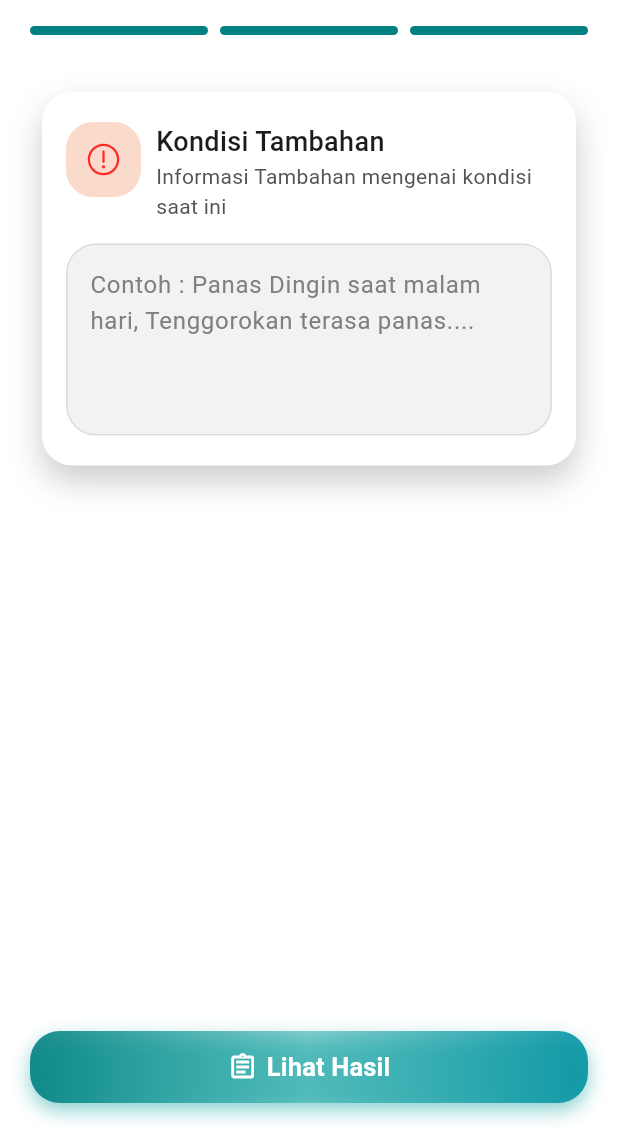
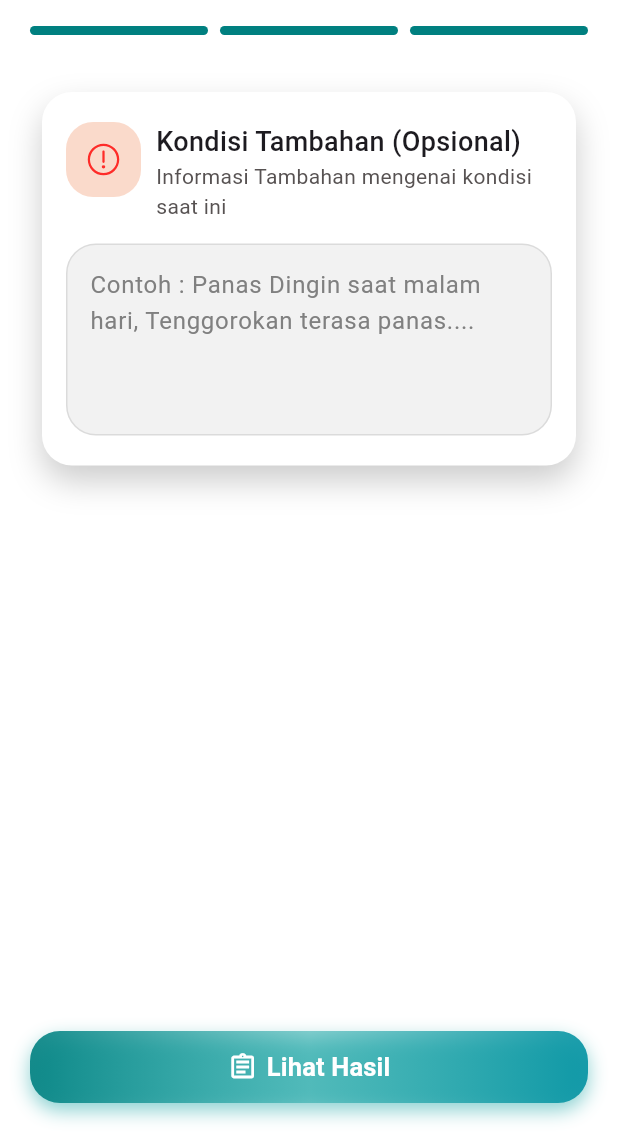
Before and after one commit to mii-harits/Solutis_Project, a Flutter app: the ThirdAnalystScreen screen opened directly with empty values, on a phone screen of 412 x 824 dp, the part 103-1236 px from its top. Run offline on Flutter 3.47's test engine with Material 3 defaults, Android fonts, the light colour scheme and no system bars; our stand-ins replace cloud_firestore, firebase_auth, firebase_core, firebase_storage, flutter_svg, google_sign_in and 4 more; accounts and stored records are empty; network calls fail; project files that could hold a hidden picture were left out.

Commit message:
feat: implement add and update functionality for disease results, enhance validation and loading indicators in analyst screens

```diff
--- a/lib/service/disease_service.dart
+++ b/lib/service/disease_service.dart
@@ -15,14 +15,16 @@ class DiseaseService {
   }
 
   // SAVE RESULT
-  static Future<void> saveResult({
+  static Future<String> saveResult({
     required String userId,
     required DiseaseResultModel result,
   }) async {
-    await _firestore.collection('history').add({
+    final doc = await _firestore.collection('history').add({
       'userId': userId,
       ...result.toMap(),
     });
+
+    return doc.id; // 🔥 return ID
   }
 
   // GET HISTORY
@@ -37,6 +39,13 @@ class DiseaseService {
     }).toList();
   }
 
+  static Future<void> updateResult({
+    required String id,
+    required DiseaseResultModel result,
+  }) async {
+    await _firestore.collection('history').doc(id).update({...result.toMap()});
+  }
+
   // DELETE
   static Future<void> deleteResult(String id) async {
     await _firestore.collection('history').doc(id).delete();
--- a/lib/view/disease_analyst/third_analyst_screen.dart
+++ b/lib/view/disease_analyst/third_analyst_screen.dart
@@ -20,6 +20,7 @@ class ThirdAnalystScreen extends StatefulWidget {
 
 class _ThirdAnalystScreenState extends State<ThirdAnalystScreen> {
   final TextEditingController additionalController = TextEditingController();
+  bool isLoading = false;
 
   @override
   void initState() {
@@ -154,7 +155,7 @@ class _ThirdAnalystScreenState extends State<ThirdAnalystScreen> {
                                   crossAxisAlignment: CrossAxisAlignment.start,
                                   children: [
                                     Text(
-                                      "Kondisi Tambahan",
+                                      "Kondisi Tambahan (Opsional)",
                                       style: TextStyle(
                                         fontSize: 18,
                                         fontWeight: FontWeight.w500,
@@ -219,6 +220,11 @@ class _ThirdAnalystScreenState extends State<ThirdAnalystScreen> {
           decoration: secondBoxDecorationConstant(),
           child: ElevatedButton(
             onPressed: () async {
+              setState(() => isLoading = true);
+
+              await Future.delayed(
+                Duration(milliseconds: 1200),
+              ); // efek loading
               // 🔥 ambil data dari Firebase
               final diseases = await DiseaseService.getDiseases();
 
@@ -273,7 +279,9 @@ class _ThirdAnalystScreenState extends State<ThirdAnalystScreen> {
                 severity = "Ringan";
               }
 
+              print("THIRD SCREEN (BEFORE) ID: ${widget.tempResult.id}");
               final result = widget.tempResult.copyWith(
+                additionalInfo: additionalController.text,
                 diseaseName: diseaseName,
                 mainSymptoms: symptoms,
                 otherSymptoms: bestMatch == null
@@ -286,9 +294,12 @@ class _ThirdAnalystScreenState extends State<ThirdAnalystScreen> {
                 confidence: confidence,
               );
 
+              print("THIRD SCREEN (AFTER) ID: ${result.id}");
+
               final controller = DiseaseController();
               await controller.addResult(result); // 🔥 SAVE DI SINI
 
+              setState(() => isLoading = false);
               context.push(ResultAnalystScreen(result: result));
             },
             style: ElevatedButton.styleFrom(
@@ -297,7 +308,16 @@ class _ThirdAnalystScreenState extends State<ThirdAnalystScreen> {
               elevation: 0,
               padding: EdgeInsets.zero,
             ),
-            child: Row(
+            child: isLoading
+                ? SizedBox(
+                    height: 20,
+                    width: 20,
+                    child: CircularProgressIndicator(
+                      strokeWidth: 2,
+                      color: AppColor.white,
+                    ),
+                  )
+                : Row(
                     mainAxisAlignment: MainAxisAlignment.center,
                     children: [
                       Icon(
@@ -305,9 +325,7 @@ class _ThirdAnalystScreenState extends State<ThirdAnalystScreen> {
                         color: AppColor.white,
                         size: 20,
                       ),
-
                       SizedBox(width: 6),
-
                       Text(
                         "Lihat Hasil",
                         style: TextStyle(
```
Also changed, not shown: lib/controller/disease_controller.dart (+12 -3 lines), lib/view/disease_analyst/first_analyst_screen.dart (+15 -1 lines), lib/view/disease_analyst/result_analyst_screen.dart (+10 -9 lines), lib/view/disease_analyst/second_analyst_screen.dart (+17 -2 lines). Lines whose indentation alone changed are shown as unchanged.
